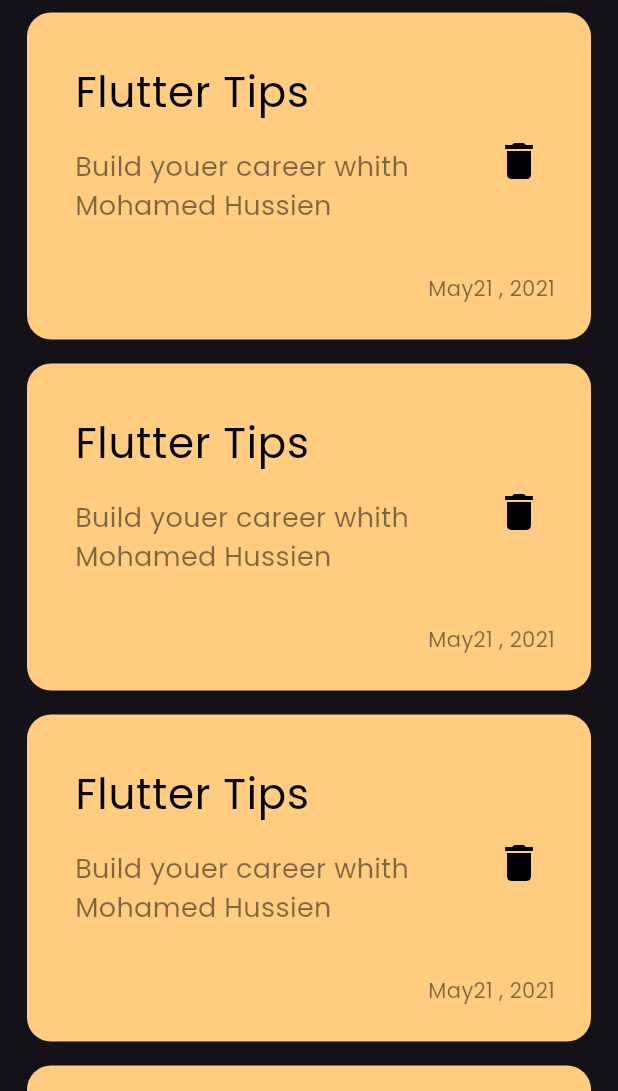
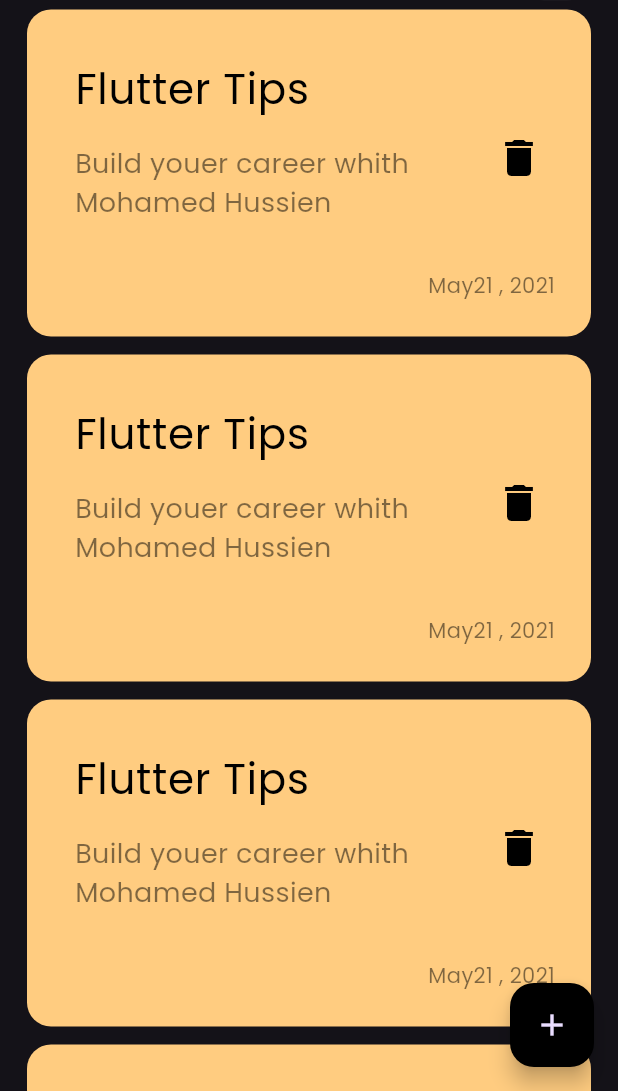
Before and after one commit to Mohamed-Husien/notes_app, a Flutter app: the screen it shows after launch, on a phone screen of 412 x 824 dp, the part 145-1236 px from its top. Run offline on Flutter 3.47's test engine with Material 3 defaults, Android fonts, the phone set to English and light mode, and no system bars.

Commit message:
Add floating action botton

```diff
--- a/lib/views/notes_view.dart
+++ b/lib/views/notes_view.dart
@@ -6,8 +6,13 @@ class NotesView extends StatelessWidget {
 
   @override
   Widget build(BuildContext context) {
-    return const Scaffold(
-      body: NotesViewBody(),
+    return Scaffold(
+      floatingActionButton: FloatingActionButton(
+        onPressed: () {},
+        backgroundColor: Colors.black,
+        child: const Icon(Icons.add),
+      ),
+      body: const NotesViewBody(),
     );
   }
 }
--- a/lib/views/widget/nodes_list_view.dart
+++ b/lib/views/widget/nodes_list_view.dart
@@ -10,7 +10,7 @@ class NodesListView extends StatelessWidget {
         itemCount: 10,
         itemBuilder: (context, index) {
           return const Padding(
-            padding: EdgeInsets.symmetric(vertical: 8),
+            padding: EdgeInsets.symmetric(vertical: 6),
             child: NoteItem(),
           );
         });
```
